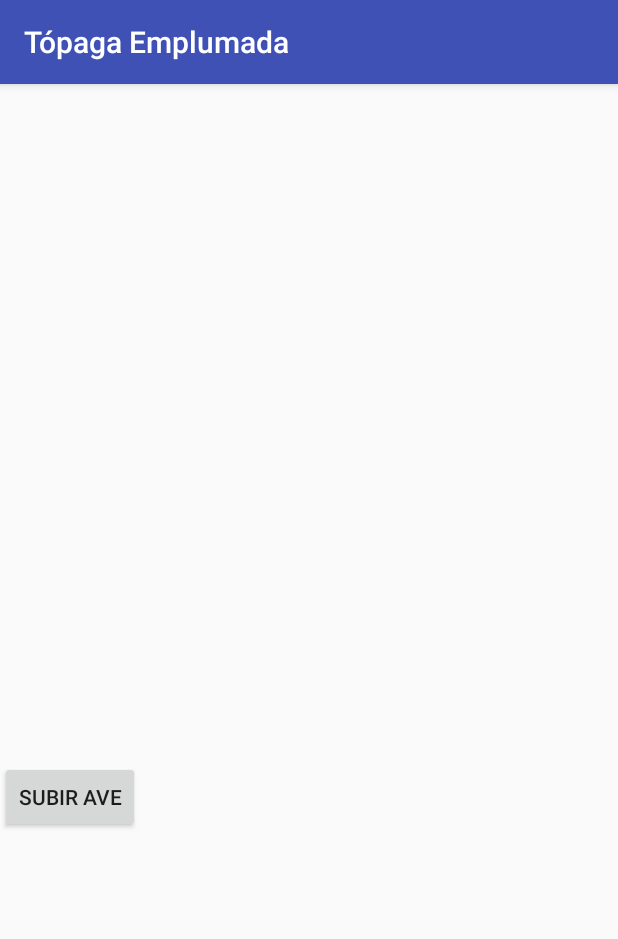
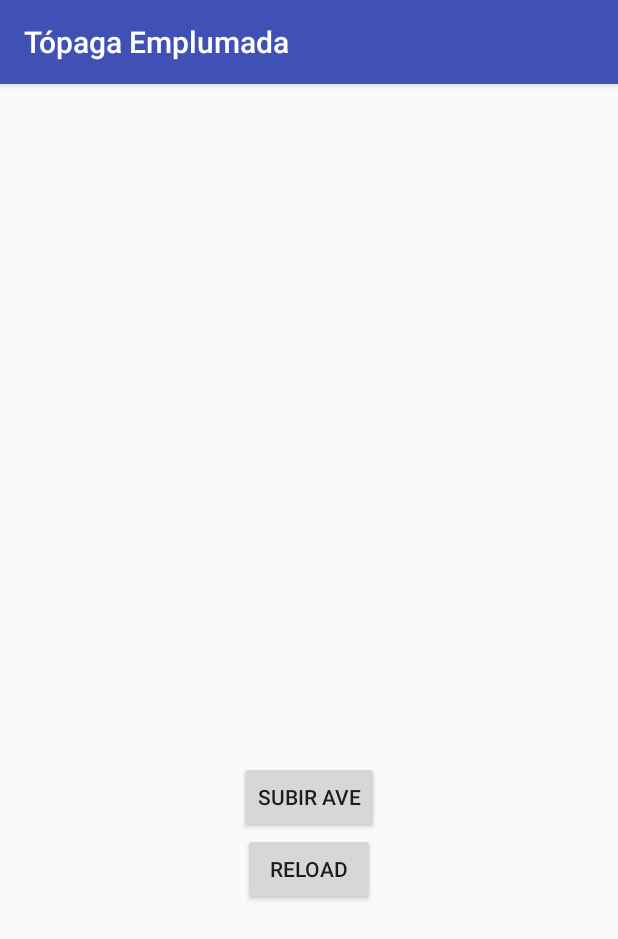
Before and after one commit to jufarangoma/TopagaEmplumada, an Android app: the screen it shows after launch (MainActivity), on a phone screen of 412 x 824 dp. Shown: the top 939 px of the screen. Run offline under Robolectric (Android 15) with nearby library versions, the phone set to English and light mode, and no system bars; our stand-ins replace Firebase (no records; nobody signed in at launch, a user with empty details on screens opened directly).

```diff
--- a/app/src/main/java/com/topagaemplumada/jufarangoma/tpagaemplumada/Adapter/BirdAdapter.kt
+++ b/app/src/main/java/com/topagaemplumada/jufarangoma/tpagaemplumada/Adapter/BirdAdapter.kt
@@ -46,6 +46,7 @@ class BirdAdapter(val birds: ArrayList<Bird>,val resource: Int, val activity: Ma
             view.setOnClickListener {
                 activity.startActivity<BirdProfile>("Bird" to bird)
             }
+
         }
 
     }
--- a/app/src/main/java/com/topagaemplumada/jufarangoma/tpagaemplumada/Views/MainActivity.kt
+++ b/app/src/main/java/com/topagaemplumada/jufarangoma/tpagaemplumada/Views/MainActivity.kt
@@ -86,4 +86,9 @@ class MainActivity : AppCompatActivity() {
             progressDialog=null
         }
     }
+
+    fun reload(view:View){
+        this.finish()
+        startActivity<MainActivity>()
+    }
 }
--- a/app/src/main/java/com/topagaemplumada/jufarangoma/tpagaemplumada/Views/UploadBird.kt
+++ b/app/src/main/java/com/topagaemplumada/jufarangoma/tpagaemplumada/Views/UploadBird.kt
@@ -21,6 +21,7 @@ import com.google.firebase.storage.FirebaseStorage
 import com.google.firebase.storage.StorageMetadata
 import com.topagaemplumada.jufarangoma.tpagaemplumada.Models.Bird
 import kotlinx.android.synthetic.main.activity_upload_bird.*
+import org.jetbrains.anko.startActivity
 
 
 /**
@@ -31,9 +32,6 @@ class UploadBird:AppCompatActivity(){
     val RC_PHOTO_PICKER = 2
     val RC_AUDIO_PICKER = 27
 
-    var commonName: String?=null
-    var scientificName: String?=null
-    var description: String?=null
     var audio: String?=null
     var image: String?=null
 
@@ -100,5 +98,7 @@ class UploadBird:AppCompatActivity(){
     fun uploadBird(view: View){
         val bird = Bird(et_common_name.text.toString(),et_scientific_name.text.toString(),image,audio,et_description.text.toString())
         databaseReference!!.push().setValue(bird)
+        this.finish()
+        startActivity<UploadBird>()
     }
 }
--- a/app/src/main/res/layout/activity_main.xml
+++ b/app/src/main/res/layout/activity_main.xml
@@ -1,5 +1,5 @@
 <?xml version="1.0" encoding="utf-8"?>
-<android.support.constraint.ConstraintLayout xmlns:android="http://schemas.android.com/apk/res/android"
+<RelativeLayout xmlns:android="http://schemas.android.com/apk/res/android"
     xmlns:app="http://schemas.android.com/apk/res-auto"
     xmlns:tools="http://schemas.android.com/tools"
     android:layout_width="match_parent"
@@ -17,11 +17,18 @@
         android:layout_height="wrap_content"
         android:orientation="vertical"
         android:layout_marginTop="12dp"
-        android:gravity="center"
+        android:layout_centerInParent="true"
         android:onClick="uploadBird"
         android:text="Subir ave"
-        app:layout_constraintTop_toBottomOf="@id/rv_birds"
-        tools:layout_editor_absoluteX="146dp"
+        android:layout_below="@id/rv_birds"
         tools:ignore="MissingConstraints" />
+    <Button
+        android:id="@+id/reload_btn"
+        android:layout_width="wrap_content"
+        android:layout_height="wrap_content"
+        android:layout_below="@id/btn_upload_bird"
+        android:onClick="reload"
+        android:text="reload"
+        android:layout_centerInParent="true"/>
 
-</android.support.constraint.ConstraintLayout>
+</RelativeLayout>
```
Also changed, not shown: app/src/main/java/com/topagaemplumada/jufarangoma/tpagaemplumada/Views/BirdProfile.kt (+18 -4 lines), 2 other files.
